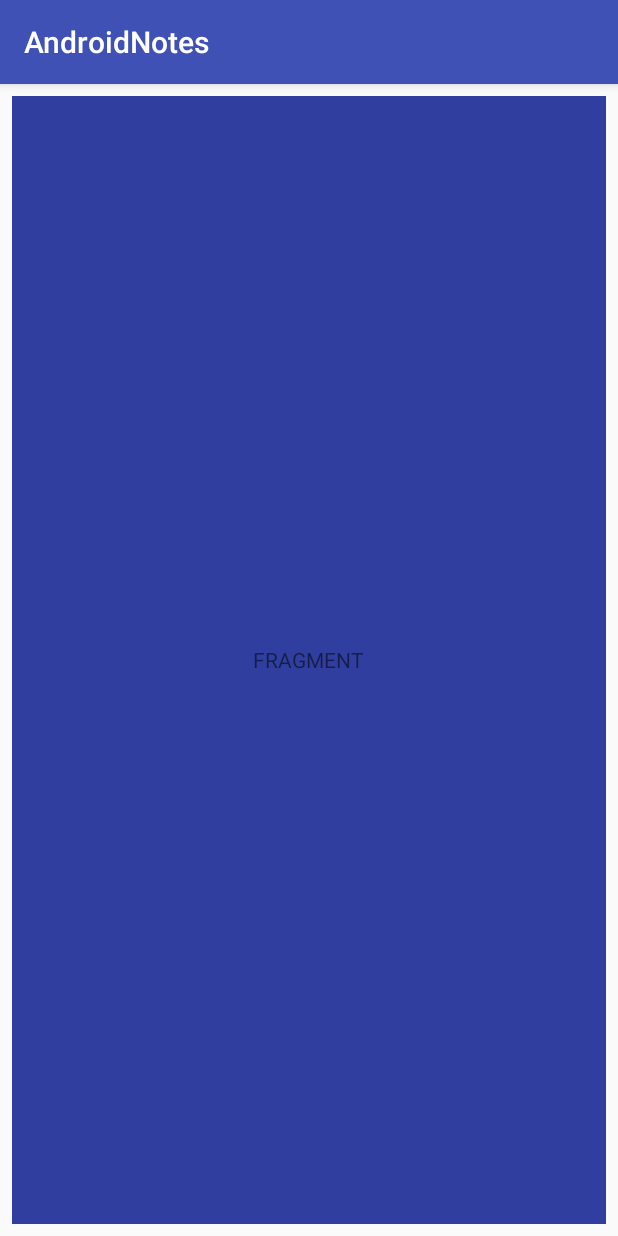
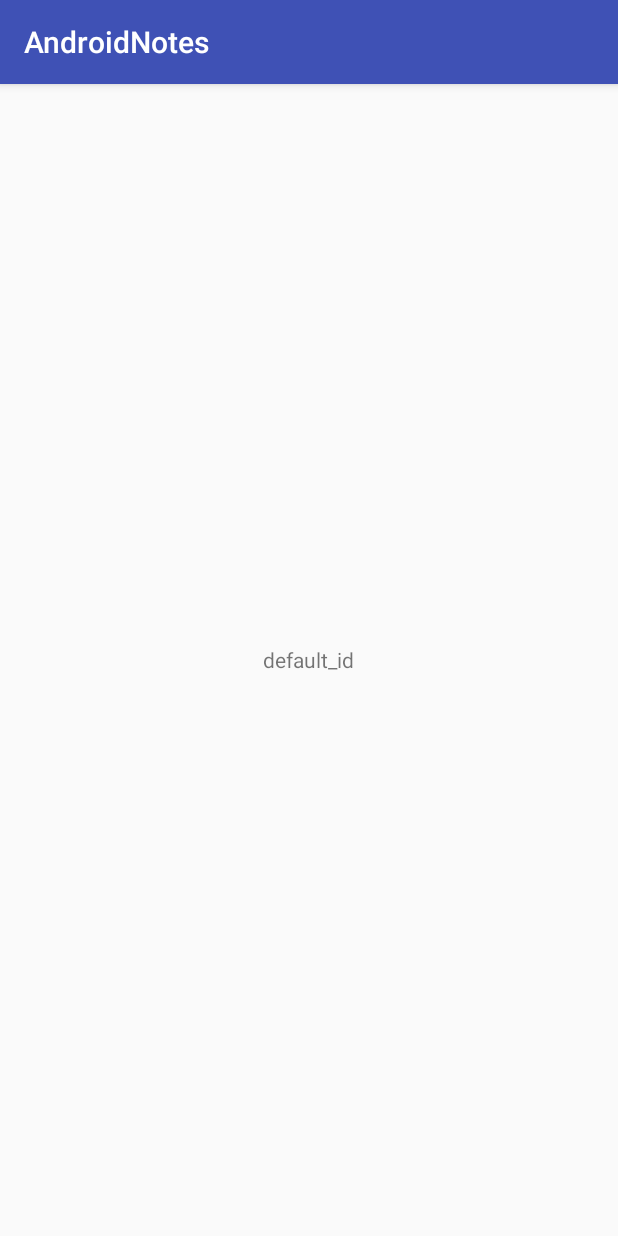
Before and after one commit to Shuyun6/AndroidNotes, an Android app: the fragment LifeCircleFragment shown on its own in the app's theme, on a phone screen of 412 x 824 dp. Run offline under Robolectric (Android 15) with nearby library versions, the phone set to English and light mode, and no system bars.

```diff
--- a/app/src/main/java/com/shuyun/androidnotes/fragment/BaseFragment.kt
+++ b/app/src/main/java/com/shuyun/androidnotes/fragment/BaseFragment.kt
@@ -1,6 +1,6 @@
 package com.shuyun.androidnotes.fragment
 
-import android.app.Fragment
+import android.support.v4.app.Fragment
 import android.widget.Toast
 
 /**
@@ -11,6 +11,12 @@ import android.widget.Toast
  */
 open class BaseFragment: Fragment() {
 
+    protected var id: String = "default_id"
+
+    open fun setID(id: String) {
+        this.id = id
+    }
+
     protected fun toast(msg: String) {
         Toast.makeText(context, msg, Toast.LENGTH_SHORT).show()
     }
--- a/app/src/main/java/com/shuyun/androidnotes/fragment/LifeCircleFragment.kt
+++ b/app/src/main/java/com/shuyun/androidnotes/fragment/LifeCircleFragment.kt
@@ -2,11 +2,13 @@ package com.shuyun.androidnotes.fragment
 
 import android.content.Context
 import android.os.Bundle
+import android.text.style.BackgroundColorSpan
 import android.view.LayoutInflater
 import android.view.View
 import android.view.ViewGroup
 import com.shuyun.androidnotes.R
 import com.shuyun.androidnotes.utils.Log
+import kotlinx.android.synthetic.main.fragment_normal.*
 
 /**
  * $desc$
@@ -22,47 +24,53 @@ class LifeCircleFragment: BaseFragment(){
 
     override fun onAttach(context: Context?) {
         super.onAttach(context)
-        Log.Companion.e("onAttach")
+        Log.Companion.e("LifeCircleFragment: onAttach")
     }
 
     override fun onCreate(savedInstanceState: Bundle?) {
         super.onCreate(savedInstanceState)
-        Log.Companion.e("onCreate")
+        Log.Companion.e("LifeCircleFragment: onCreate")
     }
 
     override fun onCreateView(inflater: LayoutInflater, container: ViewGroup?, savedInstanceState: Bundle?): View? {
-        Log.Companion.e("onCreateView")
-        return inflater.inflate(R.layout.fragment_normal, container, false)
+        Log.Companion.e("LifeCircleFragment: onCreateView")
+        val view = inflater.inflate(R.layout.fragment_normal, container, false)
+
+        return view
     }
 
     override fun onActivityCreated(savedInstanceState: Bundle?) {
         super.onActivityCreated(savedInstanceState)
-        Log.Companion.e("onActivityCreated")
+        Log.Companion.e("LifeCircleFragment: onActivityCreated")
+        val bundle = arguments
+        val color = bundle?.getInt("color")?:1
+        llRoot.setBackgroundColor(color)
     }
 
     override fun onStart() {
         super.onStart()
-        Log.Companion.e("onStart")
+        Log.Companion.e("LifeCircleFragment: onStart")
+        tvContent.text = id
     }
 
     override fun onResume() {
         super.onResume()
-        Log.Companion.e("onResume")
+        Log.Companion.e("LifeCircleFragment: onResume")
     }
 
     override fun onDestroyView() {
         super.onDestroyView()
-        Log.Companion.e("onDestroyView")
+        Log.Companion.e("LifeCircleFragment: onDestroyView")
     }
 
     override fun onDestroy() {
         super.onDestroy()
-        Log.Companion.e("onDestroy")
+        Log.Companion.e("LifeCircleFragment: onDestroy")
     }
 
     override fun onDetach() {
         super.onDetach()
-        Log.Companion.e("onDetach")
+        Log.Companion.e("LifeCircleFragment: onDetach")
     }
 
 
--- a/app/src/main/res/layout/fragment_normal.xml
+++ b/app/src/main/res/layout/fragment_normal.xml
@@ -4,7 +4,8 @@
     android:layout_height="match_parent"
     android:background="@color/colorPrimaryDark"
     android:layout_margin="8dp"
-    android:gravity="center">
+    android:gravity="center"
+    android:id="@+id/llRoot">
     <TextView
         android:layout_width="wrap_content"
         android:layout_height="wrap_content"
```
Also changed, not shown: app/src/main/java/com/shuyun/androidnotes/MainActivity.kt (+49 -0 lines), app/src/main/java/com/shuyun/androidnotes/fragment/PermissionFragment.kt (added, +15 -0 lines), app/src/main/res/anim/slide_left_in.xml (added, +7 -0 lines), app/src/main/res/anim/slide_left_out.xml (added, +10 -0 lines), app/src/main/res/anim/slide_right_in.xml (added, +10 -0 lines), app/src/main/res/anim/slide_right_out.xml (added, +9 -0 lines), app/src/main/res/layout/activity_main.xml (+12 -12 lines).
